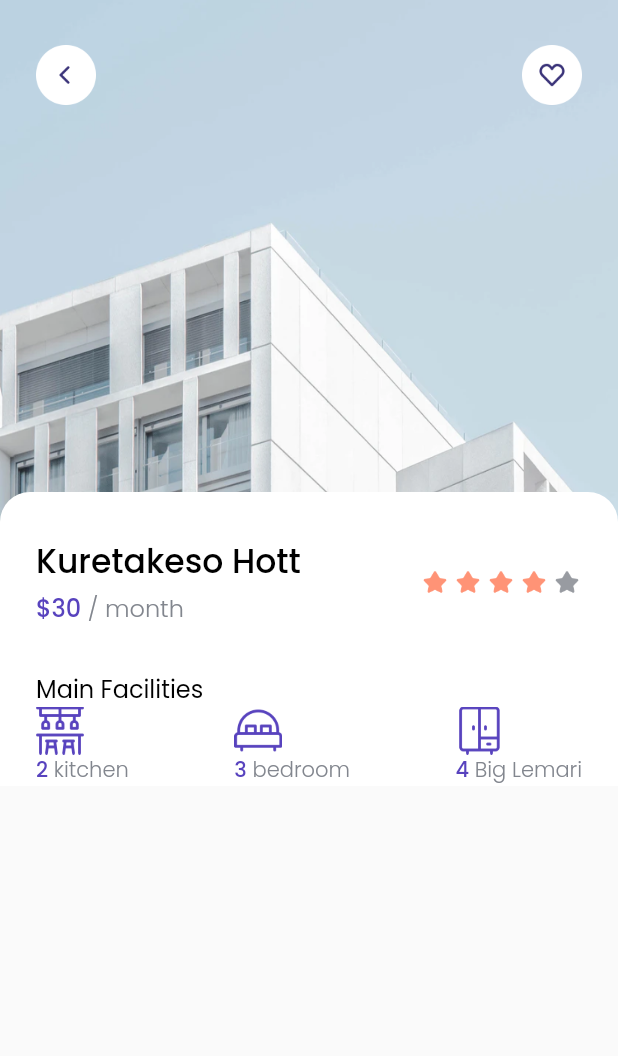
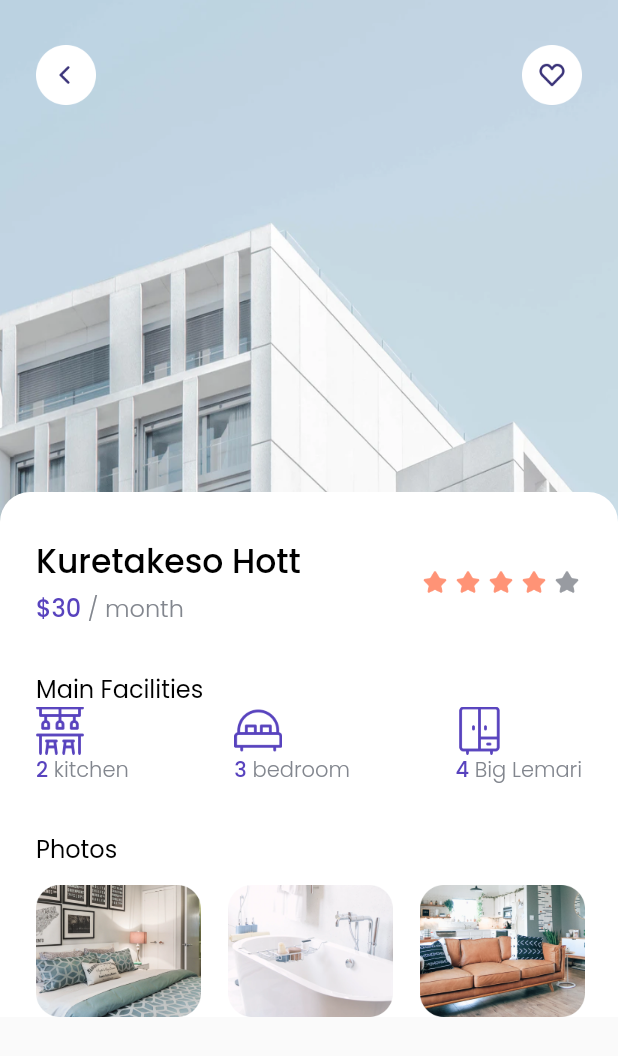
Before and after one commit to revanggaajip/cozy, a Flutter app: the DetailPage screen opened directly, on a phone screen of 412 x 824 dp. Shown: the top 1056 px of the screen. Run offline on Flutter 3.47's test engine with Material 2 defaults, Android fonts, the phone set to English and light mode, and no system bars; our stand-ins replace google_fonts.

Commit message:
Add Photos Section in DetailPage

```diff
--- a/lib/pages/detail_page.dart
+++ b/lib/pages/detail_page.dart
@@ -135,7 +135,7 @@ class DetailPage extends StatelessWidget {
                           ],
                         ),
                       ),
-                      SizedBox(
+                      const SizedBox(
                         height: 30,
                       ),
                       // NOTE : Main Facilities
@@ -171,6 +171,58 @@ class DetailPage extends StatelessWidget {
                           ],
                         ),
                       ),
+                      const SizedBox(
+                        height: 30,
+                      ),
+                      // NOTE : Main Facilities
+                      Padding(
+                        padding: EdgeInsets.only(left: edge),
+                        child: Text(
+                          'Photos',
+                          style: regularTextStyle.copyWith(fontSize: 16),
+                        ),
+                      ),
+                      const SizedBox(
+                        height: 12,
+                      ),
+                      Container(
+                        height: 88,
+                        child: ListView(
+                          scrollDirection: Axis.horizontal,
+                          children: [
+                            SizedBox(
+                              width: edge,
+                            ),
+                            Image.asset(
+                              'assets/images/photo1.png',
+                              width: 110,
+                              height: 88,
+                              fit: BoxFit.cover,
+                            ),
+                            const SizedBox(
+                              width: 18,
+                            ),
+                            Image.asset(
+                              'assets/images/photo2.png',
+                              width: 110,
+                              height: 88,
+                              fit: BoxFit.cover,
+                            ),
+                            const SizedBox(
+                              width: 18,
+                            ),
+                            Image.asset(
+                              'assets/images/photo3.png',
+                              width: 110,
+                              height: 88,
+                              fit: BoxFit.cover,
+                            ),
+                            SizedBox(
+                              width: edge,
+                            ),
+                          ],
+                        ),
+                      )
                     ],
                   ),
                 )
```
Also changed, not shown: assets/images/photo1.png, assets/images/photo2.png (added), assets/images/photo3.png.
